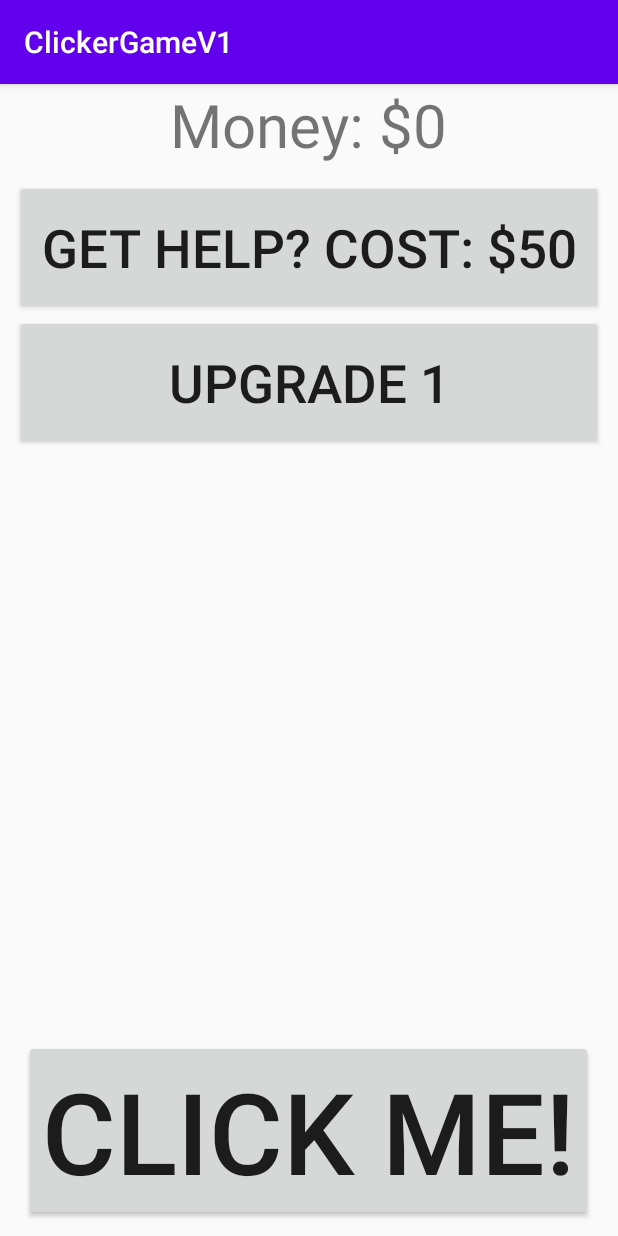
After one commit to mattgoo/ClickerGameV1, an Android app: the GameActivity screen opened directly, with no data from a screen before it, on a phone screen of 412 x 824 dp. The commit adds this screen. Run offline under Robolectric (Android 15) with nearby library versions, the phone set to English and light mode, and no system bars.

Commit message:
v3 - working intervals working clicker working

```diff
--- a/src/main/AndroidManifest.xml
+++ b/src/main/AndroidManifest.xml
@@ -9,6 +9,7 @@
         android:roundIcon="@mipmap/ic_launcher_round"
         android:supportsRtl="true"
         android:theme="@style/AppTheme">
+        <activity android:name=".GameActivity" />
         <activity android:name=".MainActivity">
             <intent-filter>
                 <action android:name="android.intent.action.MAIN" />
--- a/src/main/java/com/mattgoodwin/clickergamev1/Clicker.java
+++ b/src/main/java/com/mattgoodwin/clickergamev1/Clicker.java
@@ -3,66 +3,126 @@ package com.mattgoodwin.clickergamev1;
 import android.content.Context;
 import android.content.SharedPreferences;
 import android.preference.PreferenceManager;
+import android.util.Log;
 import android.widget.TextView;
+
+import org.w3c.dom.Text;
+
+import java.text.DecimalFormat;
 
 public class Clicker {
     private int clickValue;
     private int money;
     private int netWorth;
+    private int upgrade1cost;
+    private int helpCost;
+    private int help;
+    private DecimalFormat CASH = new DecimalFormat("$###,###,###,##0");
 
 
-    public Clicker( ) {
-        setClickValue( 1 );
-        setMoney( 0 );
-        setNetWorth( 0 );
+    public Clicker( Context context ) {
+        setMoney(0);
+        setClickValue(1);
+        setHelp(0);
+        setNetWorth(0);
+        setHelpCost(50);
+        setUpgrade1Cost(10);
+        SharedPreferences pref = PreferenceManager.getDefaultSharedPreferences(  context );
+        //setClickValue( pref.getInt( "clickerValue", 1 ) );
+        //setMoney( pref.getInt( "money", 0 ) );
+        //setNetWorth( pref.getInt("netWorth", 0));
     }
 
-    // Read from user preferences
-    public Clicker( Context context ) {
-        SharedPreferences pref = PreferenceManager.getDefaultSharedPreferences(  context );
-        setClickValue( pref.getInt( "clickerValue", 1 ) );
-        setMoney( pref.getInt( "money", 0 ) );
-        setNetWorth( pref.getInt("netWorth", 0));
-    }
 
-    // method to write the data inside *this* Mortgage object to preferences
     public void setPreferences( Context context ) {
         SharedPreferences pref = PreferenceManager.getDefaultSharedPreferences(  context );
         SharedPreferences.Editor editor = pref.edit();
         editor.putInt( "clickerValue", clickValue );
-        //Log.w( "MA", "cv is " + clickValue );
         editor.putInt( "money", money);
-        //Log.w( "MA", "money is " + money );
         editor.putInt( "netWorth", netWorth );
+
+        Log.w( "MA", "money is " + money );
+        Log.w( "MA", "cv is " + clickValue );
+
         editor.commit();
     }
 
     public void setClickValue( int newClickValue ) {
-        if( newClickValue >= 0 )
-            clickValue = newClickValue;
+        clickValue = newClickValue;
     }
 
     public void setMoney( int newMoney ) {
-        if( newMoney >= 0 )
-            money = newMoney;
+        money = newMoney;
+    }
+
+    public int getMoney(){
+        return money;
+    }
+
+    public void setHelp(int newHelp){
+        help = newHelp;
     }
 
     public void setNetWorth( int newNetWorth ) {
-        if( newNetWorth >= 0 )
-            netWorth = newNetWorth;
+        netWorth = newNetWorth;
     }
 
-    public void updateMonies(TextView view){
-        String mString = view.getText().toString();
+    public void setMoneyLable(TextView view){
+        view.setText(moneyString());
+    }
+
+    public void setHelpCost(int newCost){
+        helpCost = newCost;
+    }
+
+    public void setUpgrade1Cost(int newCost){
+        upgrade1cost = newCost;
+    }
+
+
+    public String moneyString(){
+        return "Money: " + CASH.format(money);
+    }
+
+
+
+
+
+
+
+    public void click(TextView view){
+        //String mString = view.getText().toString();
         //Log.w( "MA", "mString is " + mString );
-        int moniesInt = Integer.parseInt(mString);
+        //int moniesInt = Integer.parseInt(mString);
         //Log.w( "MA", "monies is " + moniesInt );
-        moniesInt += clickValue;
+        //moniesInt += clickValue;
         money += clickValue;
-        //Log.w( "MA", "monies+1 is " + moniesInt );
-        mString = String.valueOf(moniesInt);
+        //Log.w( "MA", "money = " + money );
+        //mString = String.valueOf(money);
         //Log.w( "MA", "mString+1 is " + mString );
-        view.setText(mString);
+        //view.setText(mString);
+        view.setText(moneyString());
+    }
+
+    public void upgrade1(TextView view){
+        if ( money >= upgrade1cost){
+            money -= upgrade1cost;
+            clickValue++;
+            view.setText(moneyString());
+        }
+    }
+
+    public void firstHelp(TextView view){
+        if ( money >= 50){
+            money -= 50;
+            help++;
+            view.setText(moneyString());
+        }
+    }
+
+    public void addHelp(TextView view){
+        money += help;
+        view.setText(moneyString());
     }
 
 }
--- /dev/null
+++ b/src/main/java/com/mattgoodwin/clickergamev1/GameActivity.java
@@ -0,0 +1,103 @@
+package com.mattgoodwin.clickergamev1;
+
+import androidx.appcompat.app.AppCompatActivity;
+import android.os.Bundle;
+import android.os.Handler;
+import android.util.Log;
+import android.view.View;
+import android.widget.Button;
+import android.widget.TextView;
+
+import java.text.DecimalFormat;
+import java.util.Timer;
+
+public class GameActivity extends AppCompatActivity {
+    private Button helpButton;
+    private Button upgrade1button;
+    private Button clickButton;
+    private TextView monies;
+    private Clicker clicker;
+    private Handler handler = new Handler();
+    private Runnable runnableCode;
+    private DecimalFormat CASH = new DecimalFormat("$###,###,###,##0");
+
+    @Override
+    protected void onCreate(Bundle savedInstanceState) {
+        super.onCreate(savedInstanceState);
+        setContentView(R.layout.activity_game);
+
+        clickButton = findViewById(R.id.clicker);
+        monies = findViewById(R.id.dollars);
+        upgrade1button = findViewById(R.id.upgrade1);
+        helpButton = findViewById(R.id.getHelp);
+        clicker = new Clicker( this );
+
+
+        clickButton.setOnClickListener(new View.OnClickListener(){
+            @Override
+            public void onClick(View v) {
+                clicker.click(monies);
+            }
+        });
+
+        helpButton.setOnClickListener(new View.OnClickListener() {
+            @Override
+            public void onClick(View view) {
+                clicker.firstHelp(monies);
+            }
+        });
+
+        upgrade1button.setOnClickListener(new View.OnClickListener() {
+            @Override
+            public void onClick(View view) {
+                clicker.upgrade1(monies);
+            }
+        });
+
+
+        // Define the code block to be executed
+        handler = new Handler();
+        runnableCode = new Runnable() {
+            @Override
+            public void run() {
+                // Do something here on the main thread
+                clicker.addHelp(monies);
+                Log.w("Handlers", "Called on main thread");
+                // Repeat this the same runnable code block again another 2 seconds
+                handler.postDelayed(runnableCode, 1000);
+            }
+        };
+        // Start the initial runnable task by posting through the handler
+        handler.post(runnableCode);
+
+    }
+
+    /*
+    public void helpUpdate(){
+        clicker.addHelp();
+        clicker.setMoneyLable(monies);
+    }
+
+     */
+
+    @Override
+    protected void onResume( ) {
+        super.onResume( );
+        Log.w( "MA", "Inside MainActivity::onResume" );
+        //clicker.updateMonies(monies);
+    }
+
+    @Override
+    protected void onStart( ) {
+        super.onStart( );
+        Log.w( "MA", "Inside MainActivity::onStart" );
+        clicker.setMoneyLable(monies);
+    }
+
+    @Override
+    protected void onDestroy(){
+        super.onDestroy();
+        clicker.setPreferences( this );
+        Log.w("MA", "destroyed");
+    }
+}
--- /dev/null
+++ b/src/main/res/layout/activity_game.xml
@@ -0,0 +1,65 @@
+<?xml version="1.0" encoding="utf-8"?>
+<RelativeLayout xmlns:android="http://schemas.android.com/apk/res/android"
+    xmlns:app="http://schemas.android.com/apk/res-auto"
+    xmlns:tools="http://schemas.android.com/tools"
+    android:layout_width="match_parent"
+    android:layout_height="match_parent"
+    tools:context=".GameActivity">
+
+
+    <Button
+        android:id="@+id/clicker"
+        android:layout_width="wrap_content"
+        android:layout_height="wrap_content"
+        android:text="CLICK ME!"
+        android:layout_alignParentBottom="true"
+        android:layout_centerHorizontal="true"
+        android:textSize="75dp"
+        android:layout_margin="10dp"/>
+
+    <TextView
+        android:id="@+id/dollars"
+        android:layout_width="wrap_content"
+        android:layout_height="wrap_content"
+        android:text="Money: $0"
+        android:textSize="40dp"
+        android:layout_centerHorizontal="true"/>
+
+    <ScrollView
+        android:layout_width="match_parent"
+        android:layout_height="match_parent"
+        android:layout_below="@id/dollars"
+        android:layout_above="@id/clicker"
+        android:layout_margin="10dp">
+
+        <LinearLayout
+            android:id="@+id/upgradeList"
+            android:layout_width="match_parent"
+            android:layout_height="wrap_content"
+            android:orientation="vertical" >
+
+            <Button
+                android:id="@+id/getHelp"
+                android:layout_width="wrap_content"
+                android:layout_height="90dp"
+                android:text="Get Help? Cost: $50"
+                android:ems="100"
+                android:textSize="35dp"
+                android:layout_centerVertical="true"
+                android:layout_centerHorizontal="true">
+            </Button>
+
+            <Button
+                android:id="@+id/upgrade1"
+                android:layout_width="wrap_content"
+                android:layout_height="90dp"
+                android:layout_centerHorizontal="true"
+                android:layout_centerVertical="true"
+                android:ems="100"
+                android:textSize="35dp"
+                android:text="Upgrade 1"></Button>
+
+        </LinearLayout>
+    </ScrollView>
+
+</RelativeLayout>
```
Also changed, not shown: src/main/java/com/mattgoodwin/clickergamev1/MainActivity.java (+13 -13 lines), src/main/res/layout/activity_main.xml (+5 -13 lines).
